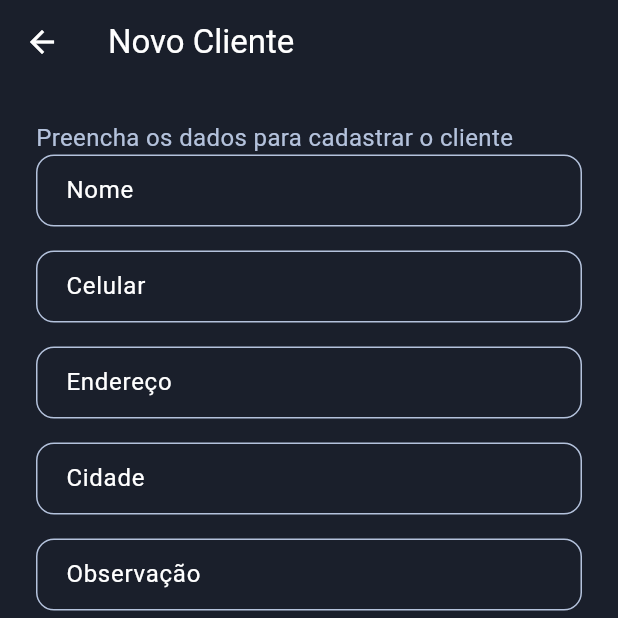
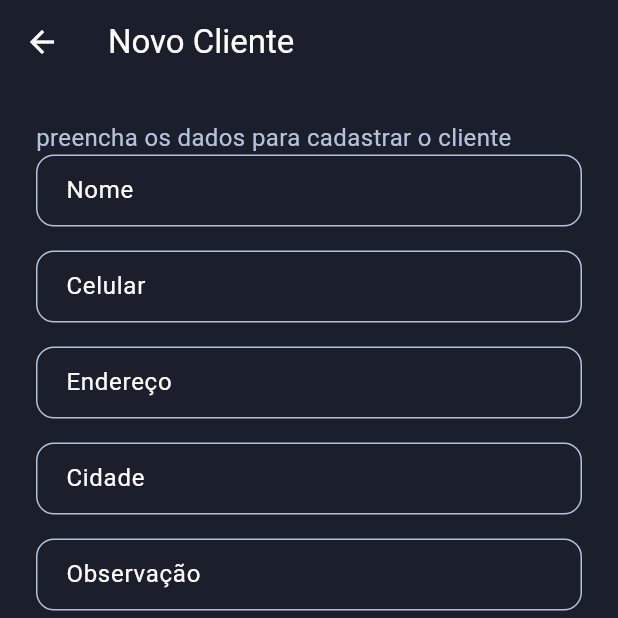
Before and after one commit to AlvaroRumpel/stock_app, a Flutter app: the CustomerCreatePage screen opened by its route, on a phone screen of 412 x 824 dp, the top half of it. Run offline on Flutter 3.47's test engine with Material 3 defaults, Android fonts, the phone set to English and light mode, and no system bars; our stand-ins replace flutter_svg, go_router, supabase_flutter; accounts and stored records are empty; project files that could hold a hidden picture were left out.

Commit message:
Create customer_details

```diff
--- a/lib/modules/customer/customer_create/customer_create_page.dart
+++ b/lib/modules/customer/customer_create/customer_create_page.dart
@@ -18,18 +18,18 @@ class CustomerCreatePage extends StatelessWidget {
             crossAxisAlignment: CrossAxisAlignment.stretch,
             children: [
               const Text(
-                "Preencha os dados para cadastrar o cliente",
+                'preencha os dados para cadastrar o cliente',
                 style: TextStyle(
                   fontSize: 16,
                   fontWeight: FontWeight.w400,
                   color: AppColors.darkPrimary300,
                 ),
               ),
-              _buildTextField("Nome"),
-              _buildTextField("Celular"),
-              _buildTextField("Endereço"),
-              _buildTextField("Cidade"),
-              _buildTextField("Observação"),
+              _buildTextField('Nome'),
+              _buildTextField('Celular'),
+              _buildTextField('Endereço'),
+              _buildTextField('Cidade'),
+              _buildTextField('Observação'),
               const SizedBox(height: 24),
               _buildButtons(context),
             ],
@@ -68,7 +68,7 @@ Widget _buildTextField(String label) {
       ),
       validator:
           (value) =>
-              (value == null || value.isEmpty) ? "Campo obrigatório" : null,
+              (value == null || value.isEmpty) ? 'Campo obrigatório' : null,
     ),
   );
 }
@@ -103,7 +103,7 @@ Widget _buildButtons(BuildContext context) {
             context.goNamed(RouteName.customers.name);
           },
           style: OutlinedButton.styleFrom(
-            side: BorderSide(color: AppColors.darkPrimary300, width: 2),
+            side: const BorderSide(color: AppColors.darkPrimary300, width: 2),
             shape: RoundedRectangleBorder(
               borderRadius: BorderRadius.circular(100),
             ),
```
Also changed, not shown: lib/modules/customer/customers_list/customers_page.dart (+6 -6 lines), lib/modules/customer/customer_details/customer_details.dart (added).
